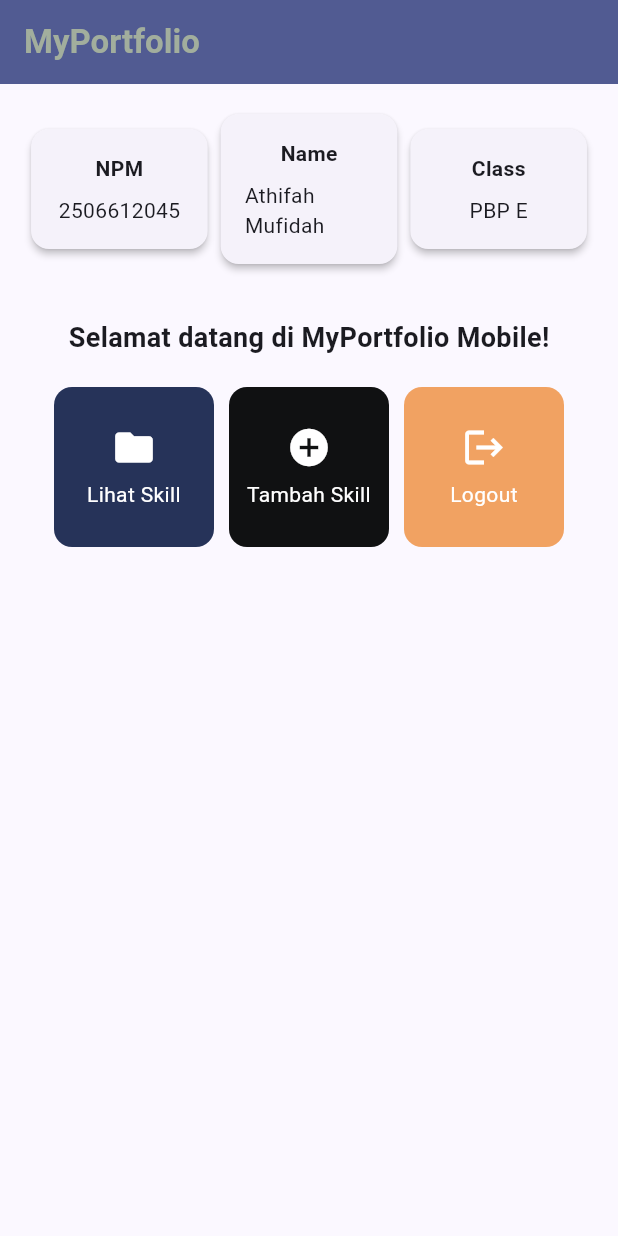
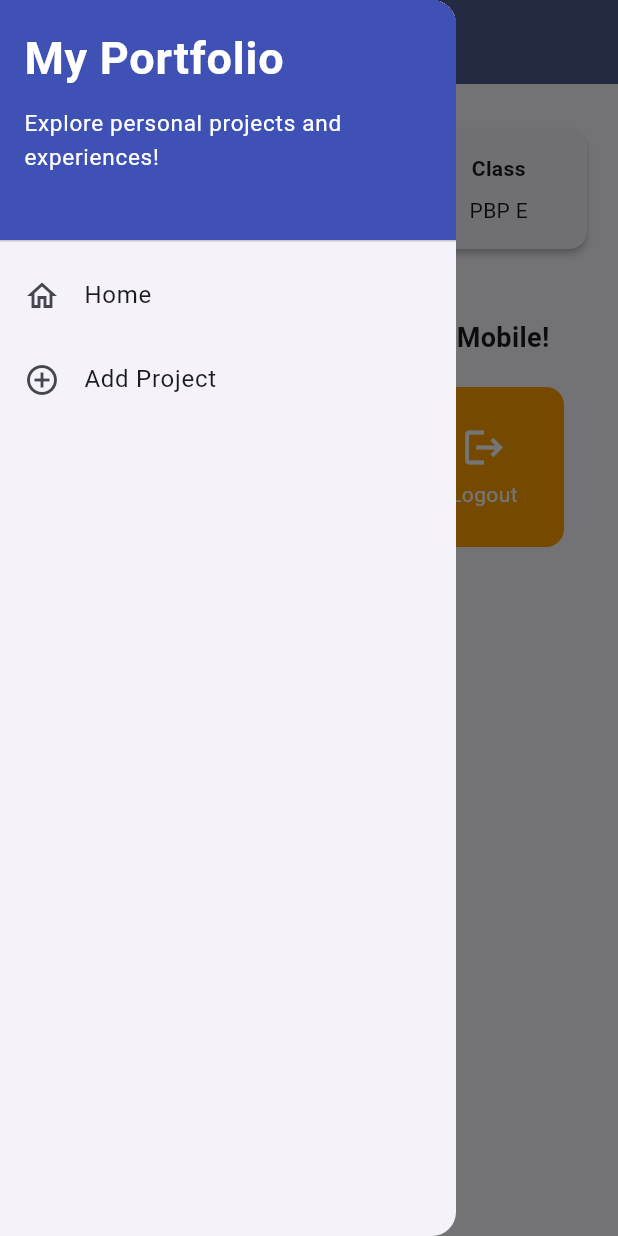
Before and after one commit to athifahfida/myportofolio_mobile, a Flutter app: the screen it shows after launch, with the side drawer open (before the commit the screen has no drawer), on a phone screen of 412 x 824 dp. Run offline on Flutter 3.47's test engine with Material 3 defaults, Android fonts, the phone set to English and light mode, and no system bars.

Commit message:
Add drawer menu, skill form, and navigation; refactor into screens and widgets

```diff
--- a/lib/main.dart
+++ b/lib/main.dart
@@ -1,5 +1,5 @@
 import 'package:flutter/material.dart';
-import 'package:myportofolio_mobile/menu.dart';
+import 'package:myportofolio_mobile/screens/menu.dart';
 
 void main() {
   runApp(const MyApp());
--- a/lib/menu.dart
+++ b/lib/screens/menu.dart
@@ -1,4 +1,6 @@
 import 'package:flutter/material.dart';
+import 'package:myportofolio_mobile/widgets/left_drawer.dart';
+import 'package:myportofolio_mobile/widgets/project_card.dart';
 
 class MyHomePage extends StatelessWidget {
   MyHomePage({super.key});
@@ -39,7 +41,10 @@ class MyHomePage extends StatelessWidget {
           ),
         ),
         backgroundColor: Theme.of(context).colorScheme.primary,
+        iconTheme: const IconThemeData(color: Color(0xFFA2AE9D)),
       ),
+      // Drawer menu untuk navigasi antar halaman.
+      drawer: const LeftDrawer(),
       // Body halaman utama dengan padding di sekelilingnya.
       body: SingleChildScrollView(
         child: Padding(
@@ -135,48 +140,3 @@ class ItemHomepage {
 
   ItemHomepage(this.name, this.icon, this.color);
 }
-
-class ItemCard extends StatelessWidget {
-  final ItemHomepage item;
-
-  const ItemCard(this.item, {super.key});
-
-  @override
-  Widget build(BuildContext context) {
-    return Material(
-      // Menggunakan warna sekunder dari skema tema aplikasi.
-      color: item.color,
-      borderRadius: BorderRadius.circular(12),
-      child: InkWell(
-        // Aksi ketika kartu ditekan oleh pengguna.
-        onTap: () {
-          // Menampilkan SnackBar dengan pesan interaktif.
-          ScaffoldMessenger.of(context)
-            ..hideCurrentSnackBar()
-            ..showSnackBar(
-              SnackBar(
-                content: Text("Kamu telah menekan tombol ${item.name}!"),
-              ),
-            );
-        },
-        child: Container(
-          padding: const EdgeInsets.all(8),
-          child: Center(
-            child: Column(
-              mainAxisAlignment: MainAxisAlignment.center,
-              children: [
-                Icon(item.icon, color: Colors.white, size: 30.0),
-                const Padding(padding: EdgeInsets.all(3)),
-                Text(
-                  item.name,
-                  textAlign: TextAlign.center,
-                  style: const TextStyle(color: Colors.white),
-                ),
-              ],
-            ),
-          ),
-        ),
-      ),
-    );
-  }
-}
--- /dev/null
+++ b/lib/widgets/left_drawer.dart
@@ -0,0 +1,58 @@
+import 'package:flutter/material.dart';
+import 'package:myportofolio_mobile/screens/menu.dart';
+import 'package:myportofolio_mobile/screens/project_form.dart';
+
+class LeftDrawer extends StatelessWidget {
+  const LeftDrawer({super.key});
+
+  @override
+  Widget build(BuildContext context) {
+    return Drawer(
+      child: ListView(
+        children: [
+          const DrawerHeader(
+            decoration: BoxDecoration(color: Colors.indigo),
+            child: Column(
+              crossAxisAlignment: CrossAxisAlignment.start,
+              children: [
+                Text(
+                  'My Portfolio',
+                  style: TextStyle(
+                    fontSize: 30,
+                    fontWeight: FontWeight.bold,
+                    color: Colors.white,
+                  ),
+                ),
+                SizedBox(height: 10),
+                Text(
+                  'Explore personal projects and experiences!',
+                  style: TextStyle(fontSize: 15, color: Colors.white),
+                ),
+              ],
+            ),
+          ),
+          ListTile(
+            leading: const Icon(Icons.home_outlined),
+            title: const Text('Home'),
+            onTap: () {
+              Navigator.pushReplacement(
+                context,
+                MaterialPageRoute(builder: (context) => MyHomePage()),
+              );
+            },
+          ),
+          ListTile(
+            leading: const Icon(Icons.add_circle_outline),
+            title: const Text('Add Project'),
+            onTap: () {
+              Navigator.pushReplacement(
+                context,
+                MaterialPageRoute(builder: (context) => const ProjectFormPage()),
+              );
+            },
+          ),
+        ],
+      ),
+    );
+  }
+}
--- /dev/null
+++ b/lib/widgets/project_card.dart
@@ -0,0 +1,57 @@
+import 'package:flutter/material.dart';
+import 'package:myportofolio_mobile/screens/menu.dart';
+import 'package:myportofolio_mobile/screens/project_form.dart';
+
+class ItemCard extends StatelessWidget {
+  final ItemHomepage item;
+
+  const ItemCard(this.item, {super.key});
+
+  @override
+  Widget build(BuildContext context) {
+    return Material(
+      color: Theme.of(context).colorScheme.secondary,
+      borderRadius: BorderRadius.circular(12),
+      child: InkWell(
+        // Area responsif terhadap sentuhan
+        onTap: () {
+          // Memunculkan SnackBar ketika diklik
+          ScaffoldMessenger.of(context)
+            ..hideCurrentSnackBar()
+            ..showSnackBar(
+              SnackBar(
+                content: Text("Kamu telah menekan tombol ${item.name}!"),
+              ),
+            );
+
+          // Navigate ke halaman yang sesuai
+          if (item.name == "Tambah Proyek") {
+            Navigator.push(
+              context,
+              MaterialPageRoute(
+                builder: (context) => const ProjectFormPage(),
+              ),
+            );
+          }
+        },
+        child: Container(
+          padding: const EdgeInsets.all(8),
+          child: Center(
+            child: Column(
+              mainAxisAlignment: MainAxisAlignment.center,
+              children: [
+                Icon(item.icon, color: Colors.white, size: 30.0),
+                const Padding(padding: EdgeInsets.all(3)),
+                Text(
+                  item.name,
+                  textAlign: TextAlign.center,
+                  style: const TextStyle(color: Colors.white),
+                ),
+              ],
+            ),
+          ),
+        ),
+      ),
+    );
+  }
+}
```
Also changed, not shown: lib/screens/project_form.dart (added, +216 -0 lines).
